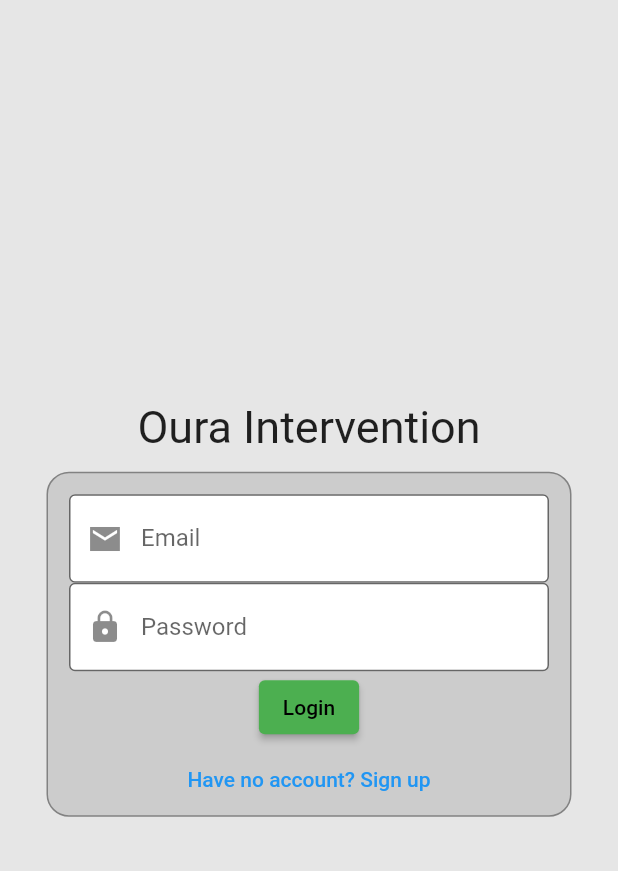
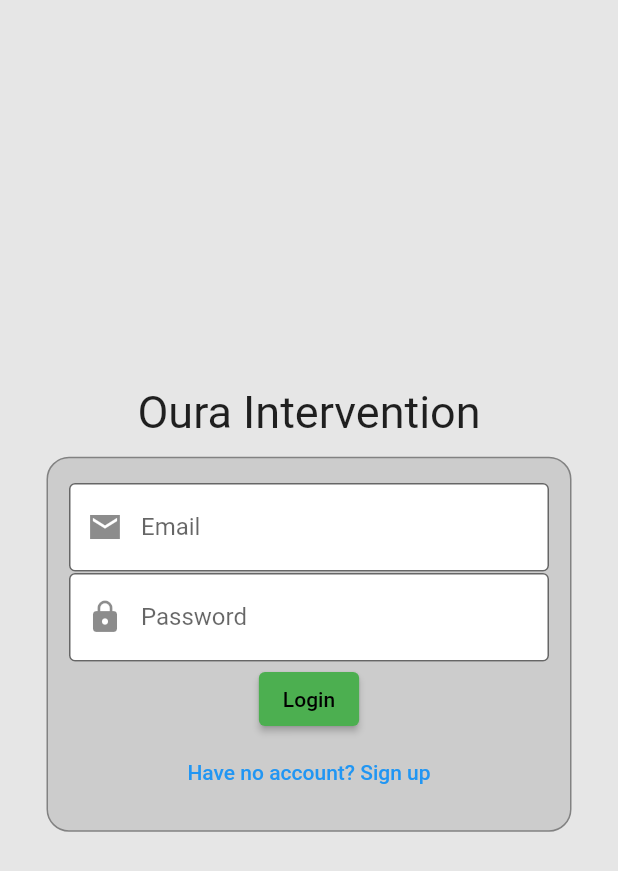
Before and after one commit to amino-health/oura-intervention, a Flutter app: the screen it shows after launch, after a tap on "Have no account? Sign up", after a tap on "Already have an account? Log in", on a phone screen of 412 x 824 dp. Shown: the top 871 px of the screen. Run offline on Flutter 3.47's test engine with Material 2 defaults, Android fonts, the phone set to English and light mode, and no system bars; our stand-ins replace charts_flutter, cloud_firestore, firebase_auth, firebase_core; missing offline and left inert: dart:html; accounts and stored records are empty; statements that could not run were skipped.

Commit message:
Reworked login page

```diff
--- a/lib/screens/LoginScreen.dart
+++ b/lib/screens/LoginScreen.dart
@@ -123,7 +123,7 @@
                     padding: const EdgeInsets.all(12),
                     child: SizedBox(
                         width: 350,
-                        height: _signup ? 300 : 230,
+                        height: _signup ? 300 : 250,
                         child: DecoratedBox(
                             decoration: BoxDecoration(
                                 border: Border.all(
@@ -187,6 +187,7 @@
                                                 setState(
                                                   () {
                                                     _signup = false;
+                                                    _errorText = "";
                                                   },
                                                 )
                                               },
@@ -197,6 +198,7 @@
                                                 setState(
                                                   () {
                                                     _signup = true;
+                                                    _errorText = "";
                                                   },
                                                 )
                                               },
```
